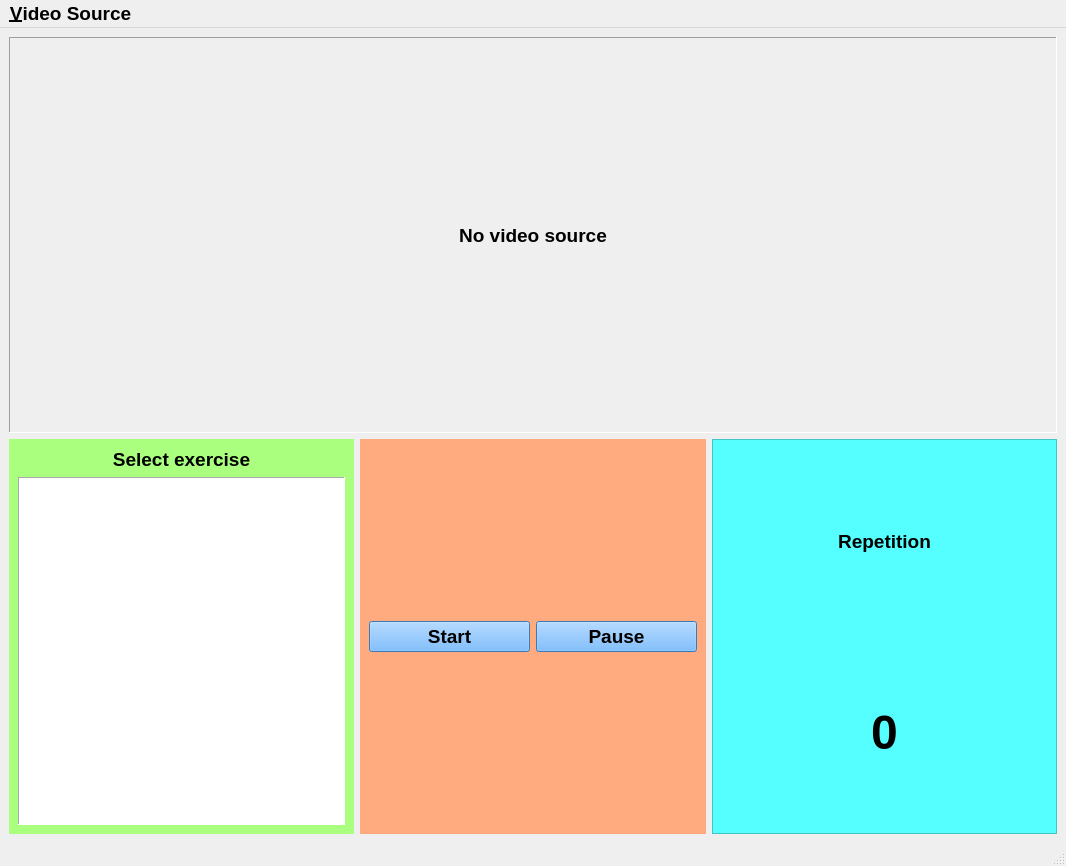
The window that qt_app/main_window.ui (NPMachineLearning/SmartTrainer) describes before a commit, drawn with Qt 5.
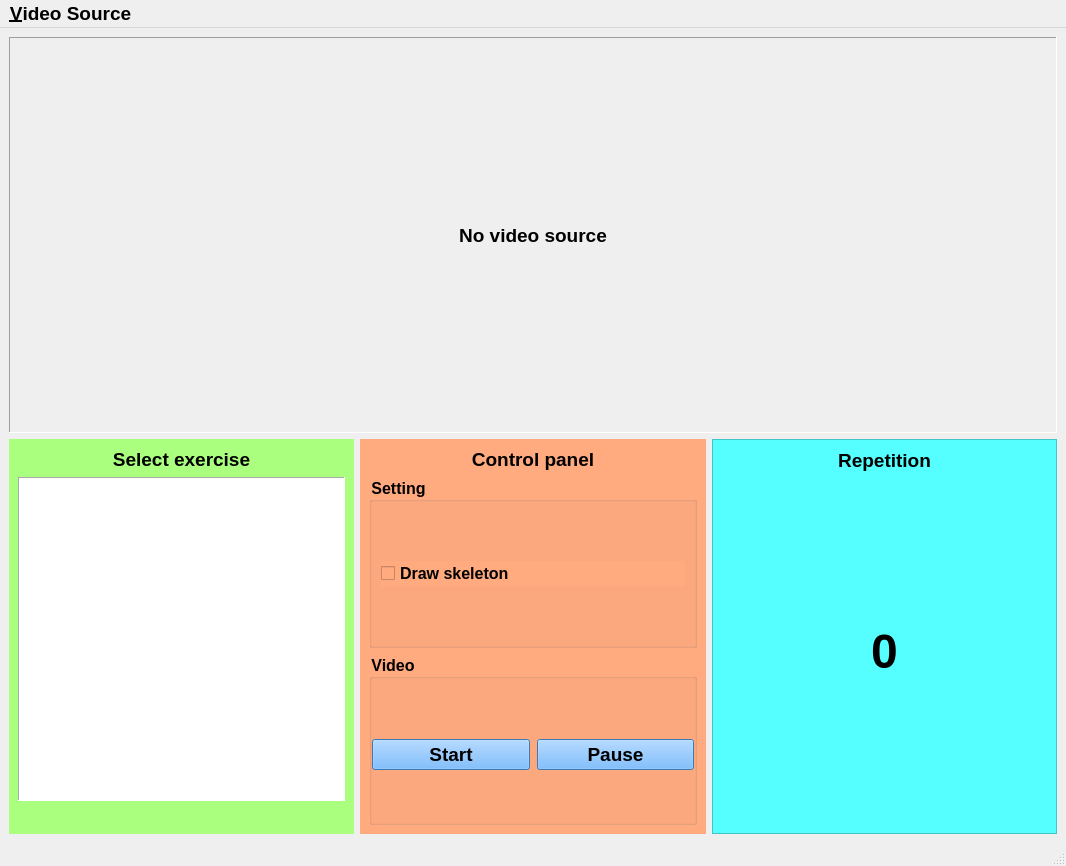
The same window after the commit.

Commit message: draw skeleton

What changed in the file:
```diff
--- a/qt_app/main_window.ui
+++ b/qt_app/main_window.ui
@@ -117,6 +117,23 @@
            </property>
           </widget>
          </item>
+         <item>
+          <widget class="QLabel" name="current_exercise_label">
+           <property name="font">
+            <font>
+             <pointsize>12</pointsize>
+             <weight>75</weight>
+             <bold>true</bold>
+            </font>
+           </property>
+           <property name="text">
+            <string/>
+           </property>
+           <property name="alignment">
+            <set>Qt::AlignCenter</set>
+           </property>
+          </widget>
+         </item>
         </layout>
        </widget>
       </item>
@@ -125,12 +142,12 @@
         <property name="styleSheet">
          <string notr="true">background-color: rgb(255, 170, 127);</string>
         </property>
-        <layout class="QHBoxLayout" name="horizontalLayout_2">
+        <layout class="QVBoxLayout" name="verticalLayout_3">
          <property name="sizeConstraint">
           <enum>QLayout::SetDefaultConstraint</enum>
          </property>
          <item>
-          <widget class="QPushButton" name="start_button">
+          <widget class="QLabel" name="label_3">
            <property name="sizePolicy">
             <sizepolicy hsizetype="Preferred" vsizetype="Fixed">
              <horstretch>0</horstretch>
@@ -144,38 +161,239 @@
              <bold>true</bold>
             </font>
            </property>
-           <property name="styleSheet">
-            <string notr="true">background-color: rgb(85, 170, 255);</string>
-           </property>
            <property name="text">
-            <string>Start</string>
+            <string>Control panel</string>
+           </property>
+           <property name="alignment">
+            <set>Qt::AlignCenter</set>
+           </property>
+          </widget>
+         </item>
+         <item>
+          <widget class="QGroupBox" name="groupBox">
+           <property name="font">
+            <font>
+             <pointsize>12</pointsize>
+             <weight>75</weight>
+             <bold>true</bold>
+            </font>
+           </property>
+           <property name="styleSheet">
+            <string notr="true"/>
+           </property>
+           <property name="title">
+            <string>Setting</string>
            </property>
            <property name="flat">
             <bool>false</bool>
            </property>
+           <property name="checkable">
+            <bool>false</bool>
+           </property>
+           <layout class="QVBoxLayout" name="verticalLayout_4">
+            <item>
+             <widget class="QCheckBox" name="draw_skeleton_checkbox">
+              <property name="palette">
+               <palette>
+                <active>
+                 <colorrole role="Button">
+                  <brush brushstyle="SolidPattern">
+                   <color alpha="255">
+                    <red>255</red>
+                    <green>170</green>
+                    <blue>127</blue>
+                   </color>
+                  </brush>
+                 </colorrole>
+                 <colorrole role="Base">
+                  <brush brushstyle="SolidPattern">
+                   <color alpha="255">
+                    <red>255</red>
+                    <green>170</green>
+                    <blue>127</blue>
+                   </color>
+                  </brush>
+                 </colorrole>
+                 <colorrole role="Window">
+                  <brush brushstyle="SolidPattern">
+                   <color alpha="255">
+                    <red>255</red>
+                    <green>170</green>
+                    <blue>127</blue>
+                   </color>
+                  </brush>
+                 </colorrole>
+                </active>
+                <inactive>
+                 <colorrole role="Button">
+                  <brush brushstyle="SolidPattern">
+                   <color alpha="255">
+                    <red>255</red>
+                    <green>170</green>
+                    <blue>127</blue>
+                   </color>
+                  </brush>
+                 </colorrole>
+                 <colorrole role="Base">
+                  <brush brushstyle="SolidPattern">
+                   <color alpha="255">
+                    <red>255</red>
+                    <green>170</green>
+                    <blue>127</blue>
+                   </color>
+                  </brush>
+                 </colorrole>
+                 <colorrole role="Window">
+                  <brush brushstyle="SolidPattern">
+                   <color alpha="255">
+                    <red>255</red>
+                    <green>170</green>
+                    <blue>127</blue>
+                   </color>
+                  </brush>
+                 </colorrole>
+                </inactive>
+                <disabled>
+                 <colorrole role="Button">
+                  <brush brushstyle="SolidPattern">
+                   <color alpha="255">
+                    <red>255</red>
+                    <green>170</green>
+                    <blue>127</blue>
+                   </color>
+                  </brush>
+                 </colorrole>
+                 <colorrole role="Base">
+                  <brush brushstyle="SolidPattern">
+                   <color alpha="255">
+                    <red>255</red>
+                    <green>170</green>
+                    <blue>127</blue>
+                   </color>
+                  </brush>
+                 </colorrole>
+                 <colorrole role="Window">
+                  <brush brushstyle="SolidPattern">
+                   <color alpha="255">
+                    <red>255</red>
+                    <green>170</green>
+                    <blue>127</blue>
+                   </color>
+                  </brush>
+                 </colorrole>
+                </disabled>
+               </palette>
+              </property>
+              <property name="font">
+               <font>
+                <pointsize>12</pointsize>
+                <weight>75</weight>
+                <bold>true</bold>
+                <kerning>true</kerning>
+               </font>
+              </property>
+              <property name="autoFillBackground">
+               <bool>false</bool>
+              </property>
+              <property name="styleSheet">
+               <string notr="true"/>
+              </property>
+              <property name="text">
+               <string>Draw skeleton</string>
+              </property>
+              <property name="iconSize">
+               <size>
+                <width>20</width>
+                <height>20</height>
+               </size>
+              </property>
+              <property name="checked">
+               <bool>false</bool>
+              </property>
+             </widget>
+            </item>
+           </layout>
           </widget>
          </item>
          <item>
-          <widget class="QPushButton" name="pause_button">
-           <property name="sizePolicy">
-            <sizepolicy hsizetype="Preferred" vsizetype="Fixed">
-             <horstretch>0</horstretch>
-             <verstretch>0</verstretch>
-            </sizepolicy>
-           </property>
+          <widget class="QGroupBox" name="groupBox_2">
            <property name="font">
             <font>
-             <pointsize>14</pointsize>
+             <pointsize>12</pointsize>
              <weight>75</weight>
              <bold>true</bold>
             </font>
            </property>
-           <property name="styleSheet">
-            <string notr="true">background-color: rgb(85, 170, 255);</string>
+           <property name="title">
+            <string>Video</string>
            </property>
-           <property name="text">
-            <string>Pause</string>
-           </property>
+           <layout class="QVBoxLayout" name="verticalLayout_6">
+            <property name="leftMargin">
+             <number>0</number>
+            </property>
+            <property name="rightMargin">
+             <number>0</number>
+            </property>
+            <property name="bottomMargin">
+             <number>0</number>
+            </property>
+            <item>
+             <layout class="QHBoxLayout" name="horizontalLayout">
+              <property name="spacing">
+               <number>7</number>
+              </property>
+              <item>
+               <widget class="QPushButton" name="start_button">
+                <property name="sizePolicy">
+                 <sizepolicy hsizetype="Preferred" vsizetype="Fixed">
+                  <horstretch>0</horstretch>
+                  <verstretch>0</verstretch>
+                 </sizepolicy>
+                </property>
+                <property name="font">
+                 <font>
+                  <pointsize>14</pointsize>
+                  <weight>75</weight>
+                  <bold>true</bold>
+                 </font>
+                </property>
+                <property name="styleSheet">
+                 <string notr="true">background-color: rgb(85, 170, 255);</string>
+                </property>
+                <property name="text">
+                 <string>Start</string>
+                </property>
+                <property name="flat">
+                 <bool>false</bool>
+                </property>
+               </widget>
+              </item>
+              <item>
+               <widget class="QPushButton" name="pause_button">
+                <property name="sizePolicy">
+                 <sizepolicy hsizetype="Preferred" vsizetype="Fixed">
+                  <horstretch>0</horstretch>
+                  <verstretch>0</verstretch>
+                 </sizepolicy>
+                </property>
+                <property name="font">
+                 <font>
+                  <pointsize>14</pointsize>
+                  <weight>75</weight>
+                  <bold>true</bold>
+                 </font>
+                </property>
+                <property name="styleSheet">
+                 <string notr="true">background-color: rgb(85, 170, 255);</string>
+                </property>
+                <property name="text">
+                 <string>Pause</string>
+                </property>
+               </widget>
+              </item>
+             </layout>
+            </item>
+           </layout>
           </widget>
          </item>
         </layout>
@@ -202,7 +420,7 @@
          <item>
           <widget class="QLabel" name="label_2">
            <property name="sizePolicy">
-            <sizepolicy hsizetype="Preferred" vsizetype="Preferred">
+            <sizepolicy hsizetype="Preferred" vsizetype="Fixed">
              <horstretch>0</horstretch>
              <verstretch>0</verstretch>
             </sizepolicy>
```
The commit also changes 5 other files.
